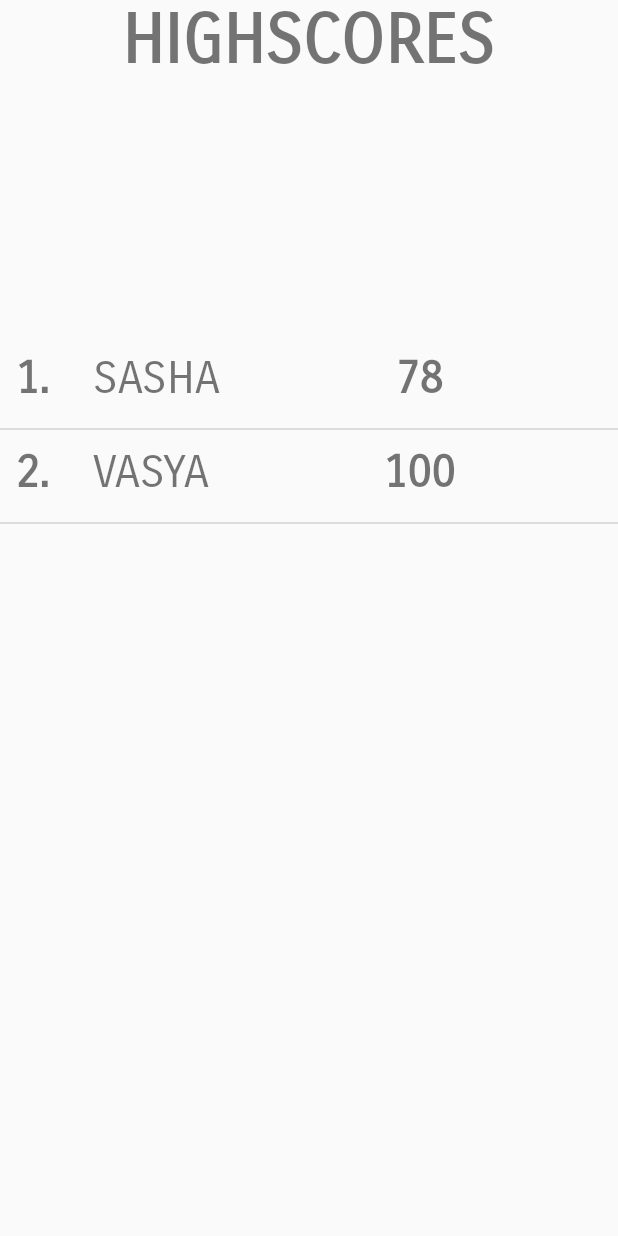
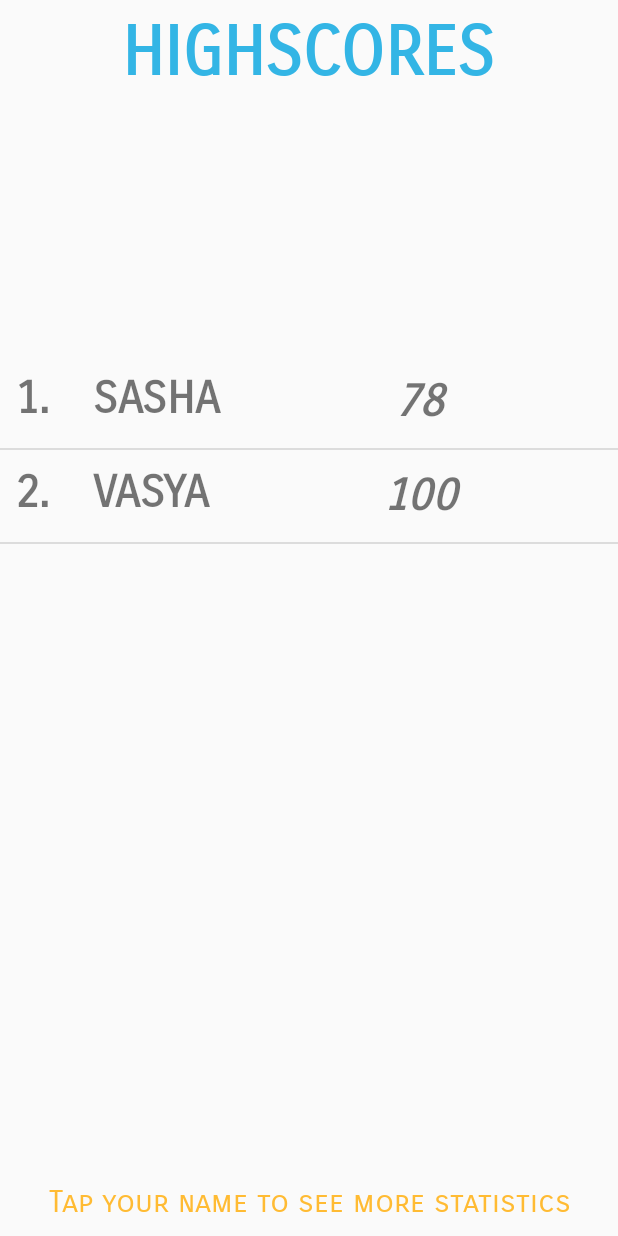
Before and after one commit to dnlrbz/Typo, an Android app: the ScoresActivity screen opened directly, with no data from a screen before it, on a phone screen of 412 x 824 dp. Run offline under Robolectric (Android 15) with nearby library versions, the phone set to English and light mode, and no system bars.

Commit message:
scores view

```diff
--- a/app/src/main/res/layout/activity_scores.xml
+++ b/app/src/main/res/layout/activity_scores.xml
@@ -7,16 +7,6 @@
     tools:context=".View.ScoresActivity">
 
 
-    <ListView
-        android:id="@+id/listViewScores"
-        android:layout_width="match_parent"
-        android:layout_height="600dp"
-        android:layout_alignParentBottom="true"
-        android:layout_alignParentEnd="true"
-        android:layout_marginEnd="0dp"
-        android:layout_marginStart="0dp"
-        android:layout_marginTop="0dp" />
-
     <TextView
         android:id="@+id/textView"
         android:layout_width="322dp"
@@ -24,12 +14,38 @@
         android:layout_alignParentTop="true"
         android:layout_alignTop="@+id/listViewScores"
         android:layout_centerHorizontal="true"
-        android:layout_marginBottom="0dp"
-        android:layout_marginTop="0dp"
+        android:layout_marginBottom="10dp"
+        android:layout_marginTop="8dp"
         android:clickable="true"
         android:fontFamily="sans-serif-smallcaps"
+        android:paddingBottom="5dp"
         android:text="HIGHSCORES"
         android:textAlignment="center"
+        android:textColor="@color/menuButtonColor"
         android:textSize="45sp"
         android:textStyle="bold" />
+
+    <ListView
+        android:id="@+id/listViewScores"
+        android:layout_width="match_parent"
+        android:layout_height="529dp"
+        android:layout_alignParentBottom="true"
+        android:layout_alignParentStart="true"
+        android:layout_marginBottom="57dp" />
+
+    <TextView
+        android:id="@+id/textView2"
+        android:layout_width="wrap_content"
+        android:layout_height="wrap_content"
+        android:layout_alignBottom="@+id/listViewScores"
+        android:layout_alignParentBottom="true"
+        android:layout_alignParentTop="false"
+        android:layout_centerHorizontal="true"
+        android:layout_marginBottom="10dp"
+        android:layout_marginTop="20dp"
+        android:fontFamily="sans-serif-smallcaps"
+        android:text="Tap your name to see more statistics"
+        android:textAlignment="center"
+        android:textColor="@android:color/holo_orange_light"
+        android:textSize="20sp" />
 </RelativeLayout>
--- a/app/src/main/res/layout/names_list_item.xml
+++ b/app/src/main/res/layout/names_list_item.xml
@@ -15,6 +15,7 @@
         android:layout_centerVertical="false"
         android:fontFamily="sans-serif-smallcaps"
         android:padding="10dp"
+        android:gravity="center_vertical"
         android:text="TextView"
         android:textAlignment="center"
         android:textSize="30sp"
@@ -22,6 +23,7 @@
 
     <TextView
         android:id="@+id/textViewName"
+        android:gravity="center_vertical"
         android:layout_width="170dp"
         android:layout_height="wrap_content"
         android:layout_alignParentTop="true"
@@ -29,8 +31,9 @@
         android:fontFamily="sans-serif-smallcaps"
         android:padding="10dp"
         android:text="TextView"
-        android:textAlignment="viewStart"
-        android:textSize="30sp" />
+
+        android:textSize="30sp"
+        android:textStyle="bold" />
 
     <TextView
         android:id="@+id/textViewScore"
@@ -39,6 +42,7 @@
         android:layout_alignParentTop="true"
         android:layout_marginStart="0dp"
         android:layout_toEndOf="@+id/textViewName"
+        android:gravity="center_vertical"
         android:fontFamily="sans-serif-smallcaps"
         android:paddingBottom="10dp"
         android:paddingLeft="0dp"
@@ -46,6 +50,6 @@
         android:text="TextView"
         android:textAlignment="center"
         android:textSize="30sp"
-        android:textStyle="bold" />
+        android:textStyle="bold|italic" />
 
 </RelativeLayout>
--- a/app/src/main/res/values/strings.xml
+++ b/app/src/main/res/values/strings.xml
@@ -3,4 +3,5 @@
     <string name="play_button">PLAY</string>
     <string name="statistics_button">SCORES</string>
     <string name="about_button">ABOUT</string>
+    <string name="hint_in_scores">Tap your name to see more statistics</string>
 </resources>
```
